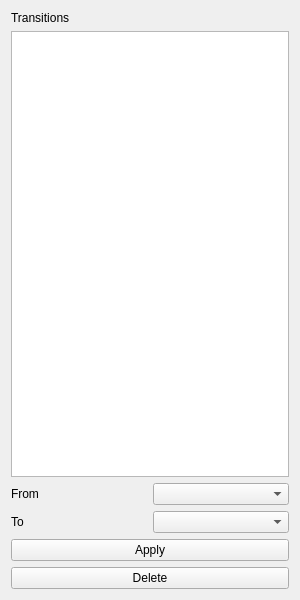
First picture: the form in forms/transitionwidget.ui, repository JuPedSim/jpseditor, before the edit.
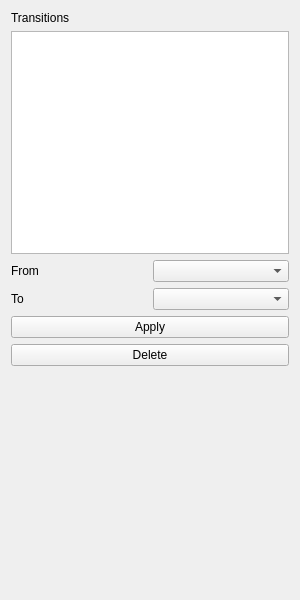
Second picture: the form after the edit.

Commit message:
feat(jpseditor-213): Open goal editing widget
Not any more in drawing mode

What changed in the file:
```diff
--- a/forms/transitionwidget.ui
+++ b/forms/transitionwidget.ui
@@ -84,6 +84,19 @@
      </property>
     </widget>
    </item>
+   <item>
+    <spacer name="verticalSpacer">
+     <property name="orientation">
+      <enum>Qt::Vertical</enum>
+     </property>
+     <property name="sizeHint" stdset="0">
+      <size>
+       <width>20</width>
+       <height>40</height>
+      </size>
+     </property>
+    </spacer>
+   </item>
   </layout>
  </widget>
  <resources/>
```
The commit also changes 2 other files.
